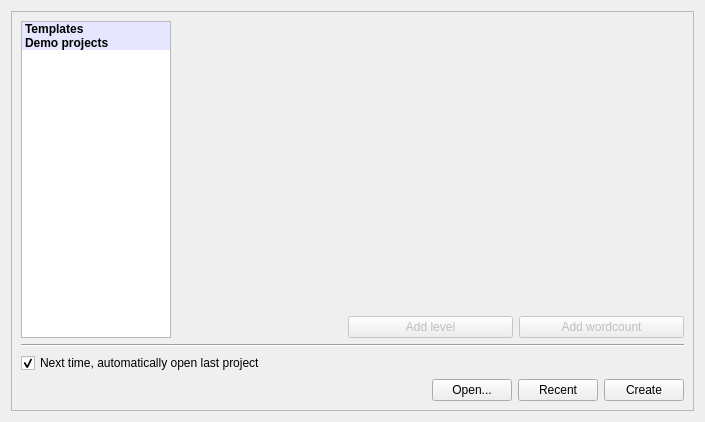
Above: src/ui/welcome_ui.ui from olivierkes/manuskript before the change. Below: the same form after it.
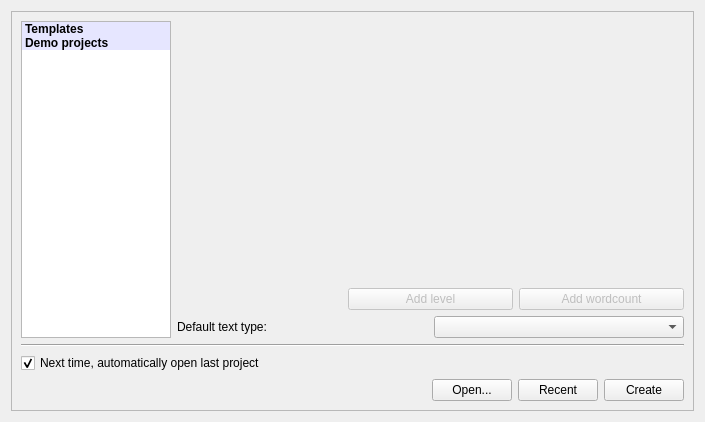
That is the form after the change.

Commit message: Adds different text types, and trying to avoid multiple connections

```diff
--- a/src/ui/welcome_ui.ui
+++ b/src/ui/welcome_ui.ui
@@ -190,6 +190,20 @@
             </item>
            </layout>
           </item>
+          <item>
+           <layout class="QHBoxLayout" name="horizontalLayout_3">
+            <item>
+             <widget class="QLabel" name="lblTotal_2">
+              <property name="text">
+               <string>Default text type:</string>
+              </property>
+             </widget>
+            </item>
+            <item>
+             <widget class="QComboBox" name="cmbDefaultType"/>
+            </item>
+           </layout>
+          </item>
          </layout>
         </item>
        </layout>
```
The commit also changes 16 other files.
